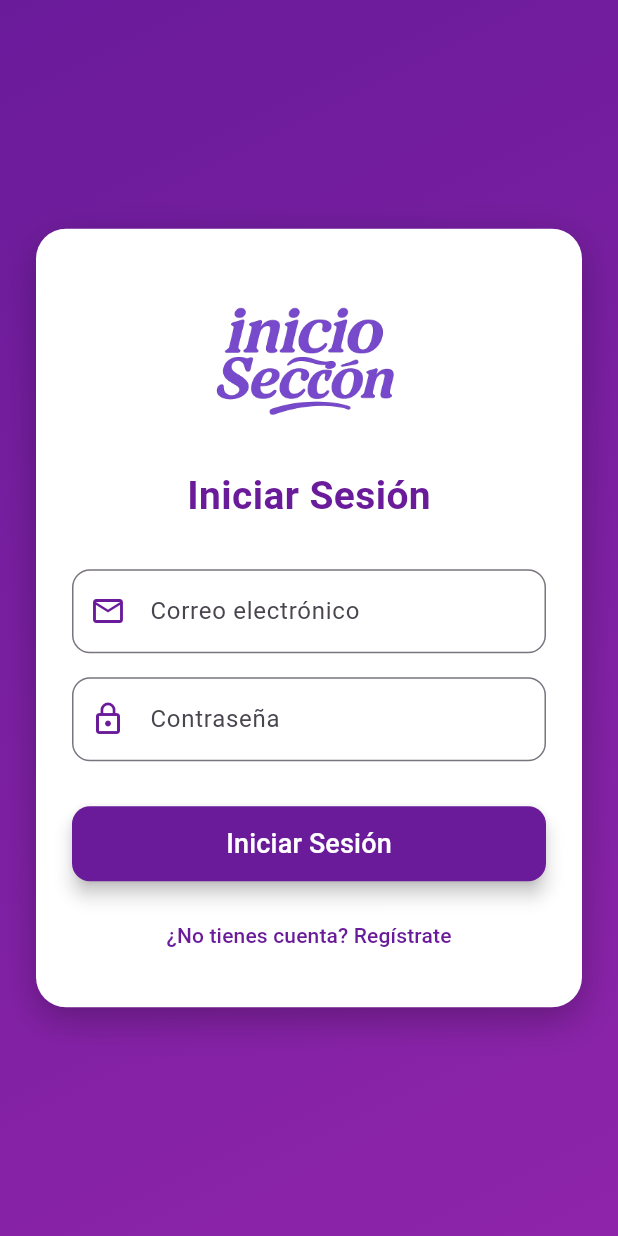
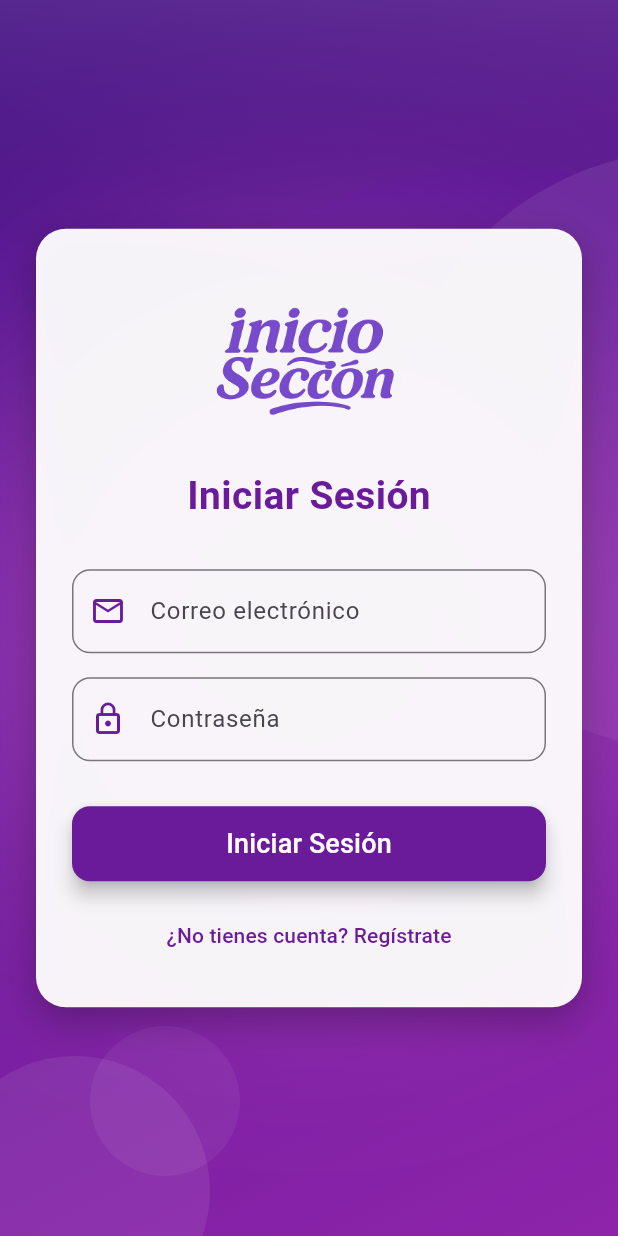
Before and after one commit to sebastianTFRB/ntelligence_companyA, a Flutter app: the screen it shows after launch, on a phone screen of 412 x 824 dp. Run offline on Flutter 3.47's test engine with Material 3 defaults, Android fonts, the phone set to English and light mode, and no system bars; our stand-ins replace audioplayers, cloud_firestore, firebase_auth, firebase_core; accounts and stored records are empty.

Commit message:
completo diseño auth system

```diff
--- a/lib/auth/login_screen.dart
+++ b/lib/auth/login_screen.dart
@@ -4,11 +4,14 @@ import 'package:cloud_firestore/cloud_firestore.dart';
 import '../models/users_model.dart';
 
 class LoginScreen extends StatefulWidget {
+  const LoginScreen({super.key});
+
   @override
   _LoginScreenState createState() => _LoginScreenState();
 }
 
-class _LoginScreenState extends State<LoginScreen> {
+class _LoginScreenState extends State<LoginScreen>
+    with SingleTickerProviderStateMixin {
   final FirebaseAuth _auth = FirebaseAuth.instance;
   final FirebaseFirestore _firestore = FirebaseFirestore.instance;
   final TextEditingController _emailController = TextEditingController();
@@ -16,6 +19,24 @@ class _LoginScreenState extends State<LoginScreen> {
 
   bool isLogin = true;
   String? selectedRole;
+
+  late AnimationController _waveController;
+
+  @override
+  void initState() {
+    super.initState();
+    _waveController =
+        AnimationController(vsync: this, duration: const Duration(seconds: 4))
+          ..repeat(reverse: true);
+  }
+
+  @override
+  void dispose() {
+    _waveController.dispose();
+    _emailController.dispose();
+    _passwordController.dispose();
+    super.dispose();
+  }
 
   Future<void> _authenticate() async {
     try {
@@ -77,28 +98,121 @@ class _LoginScreenState extends State<LoginScreen> {
   @override
   Widget build(BuildContext context) {
     return Scaffold(
-      // Fondo morado con gradiente sutil
-      body: Container(
+      body: Stack(
+        children: [
+          /// Fondo principal con gradiente
+          Container(
             decoration: const BoxDecoration(
               gradient: LinearGradient(
-            colors: [Color(0xFF6A1B9A), Color(0xFF8E24AA)],
+                colors: [Color(0xFF4A148C), Color(0xFF8E24AA)],
                 begin: Alignment.topLeft,
                 end: Alignment.bottomRight,
               ),
             ),
-        child: Center(
+          ),
+
+          /// Onda fluida animada
+          AnimatedBuilder(
+            animation: _waveController,
+            builder: (context, child) {
+              return Positioned(
+                top: -100 + 10 * _waveController.value,
+                left: -50,
+                right: -50,
+                child: ClipPath(
+                  clipper: WaveClipper(),
+                  child: Container(
+                    height: 300,
+                    decoration: BoxDecoration(
+                      gradient: LinearGradient(
+                        colors: [
+                          Colors.white.withOpacity(0.2),
+                          Colors.transparent,
+                        ],
+                        begin: Alignment.topCenter,
+                        end: Alignment.bottomCenter,
+                      ),
+                    ),
+                  ),
+                ),
+              );
+            },
+          ),
+
+          /// Curva lateral decorativa (derecha)
+          Positioned(
+            right: -100,
+            top: 100,
+            child: Container(
+              width: 250,
+              height: 400,
+              decoration: BoxDecoration(
+                color: Colors.white.withOpacity(0.08),
+                borderRadius:
+                    const BorderRadius.horizontal(left: Radius.circular(300)),
+              ),
+            ),
+          ),
+
+          /// Semicírculos translúcidos (figuras geométricas)
+          Positioned(
+            bottom: -60,
+            left: -40,
+            child: Container(
+              width: 180,
+              height: 180,
+              decoration: BoxDecoration(
+                color: Colors.white.withOpacity(0.08),
+                shape: BoxShape.circle,
+              ),
+            ),
+          ),
+          Positioned(
+            bottom: 40,
+            left: 60,
+            child: Container(
+              width: 100,
+              height: 100,
+              decoration: BoxDecoration(
+                color: Colors.white.withOpacity(0.06),
+                shape: BoxShape.circle,
+              ),
+            ),
+          ),
+
+          /// Halo LED central
+          Align(
+            alignment: Alignment.center,
+            child: Container(
+              width: 300,
+              height: 300,
+              decoration: const BoxDecoration(
+                shape: BoxShape.circle,
+                boxShadow: [
+                  BoxShadow(
+                    color: Color(0xFFAB47BC),
+                    blurRadius: 200,
+                    spreadRadius: 60,
+                  ),
+                ],
+              ),
+            ),
+          ),
+
+          /// Contenido principal
+          Center(
             child: SingleChildScrollView(
               child: Container(
                 margin: const EdgeInsets.symmetric(horizontal: 24),
                 padding: const EdgeInsets.all(24),
                 decoration: BoxDecoration(
-                color: Colors.white, // Tarjeta clara que contrasta con el fondo
+                  color: Colors.white.withOpacity(0.95),
                   borderRadius: BorderRadius.circular(20),
-                boxShadow: [
+                  boxShadow: const [
                     BoxShadow(
                       color: Colors.black26,
                       blurRadius: 20,
-                    offset: const Offset(0, 8),
+                      offset: Offset(0, 8),
                     ),
                   ],
                 ),
@@ -122,7 +236,6 @@ class _LoginScreenState extends State<LoginScreen> {
                     ),
                     const SizedBox(height: 30),
 
-                  // Campos de texto
                     TextField(
                       controller: _emailController,
                       decoration: InputDecoration(
@@ -130,8 +243,8 @@ class _LoginScreenState extends State<LoginScreen> {
                         prefixIcon: const Icon(Icons.email_outlined,
                             color: Color(0xFF6A1B9A)),
                         focusedBorder: OutlineInputBorder(
-                        borderSide:
-                            const BorderSide(color: Color(0xFF6A1B9A), width: 2),
+                          borderSide: const BorderSide(
+                              color: Color(0xFF6A1B9A), width: 2),
                           borderRadius: BorderRadius.circular(12),
                         ),
                         border: OutlineInputBorder(
@@ -146,11 +259,11 @@ class _LoginScreenState extends State<LoginScreen> {
                       obscureText: true,
                       decoration: InputDecoration(
                         labelText: "Contraseña",
-                      prefixIcon:
-                          const Icon(Icons.lock_outline, color: Color(0xFF6A1B9A)),
+                        prefixIcon: const Icon(Icons.lock_outline,
+                            color: Color(0xFF6A1B9A)),
                         focusedBorder: OutlineInputBorder(
-                        borderSide:
-                            const BorderSide(color: Color(0xFF6A1B9A), width: 2),
+                          borderSide: const BorderSide(
+                              color: Color(0xFF6A1B9A), width: 2),
                           borderRadius: BorderRadius.circular(12),
                         ),
                         border: OutlineInputBorder(
@@ -214,7 +327,32 @@ class _LoginScreenState extends State<LoginScreen> {
               ),
             ),
           ),
+        ],
       ),
     );
   }
 }
+
+/// --- CLIPPER DE LA ONDA ---
+class WaveClipper extends CustomClipper<Path> {
+  @override
+  Path getClip(Size size) {
+    Path path = Path();
+    path.lineTo(0, size.height - 60);
+    var firstControlPoint = Offset(size.width / 4, size.height);
+    var firstEndPoint = Offset(size.width / 2, size.height - 60);
+    path.quadraticBezierTo(firstControlPoint.dx, firstControlPoint.dy,
+        firstEndPoint.dx, firstEndPoint.dy);
+    var secondControlPoint =
+        Offset(size.width * 3 / 4, size.height - 120);
+    var secondEndPoint = Offset(size.width, size.height - 60);
+    path.quadraticBezierTo(secondControlPoint.dx, secondControlPoint.dy,
+        secondEndPoint.dx, secondEndPoint.dy);
+    path.lineTo(size.width, 0);
+    path.close();
+    return path;
+  }
+
+  @override
+  bool shouldReclip(CustomClipper<Path> oldClipper) => true;
+}
```
Lines whose indentation alone changed are shown as unchanged.
